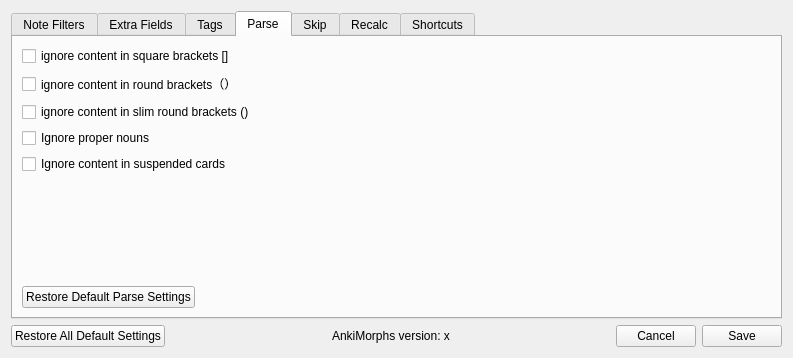
This is ankimorphs/ui/settings_dialog.ui in mortii/anki-morphs as Qt 5 draws it before an edit. The edited form follows.
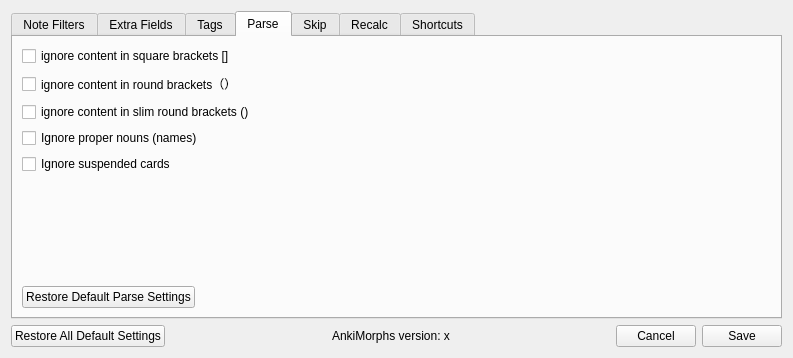
This is the edited form. The open tabs and pages were chosen to show the change.

Diff of the .ui file:
```diff
--- a/ankimorphs/ui/settings_dialog.ui
+++ b/ankimorphs/ui/settings_dialog.ui
@@ -269,14 +269,14 @@
            <item>
             <widget class="QCheckBox" name="parse_ignore_proper_nouns_input">
              <property name="text">
-              <string>Ignore proper nouns</string>
+              <string>Ignore proper nouns (names)</string>
              </property>
             </widget>
            </item>
            <item>
             <widget class="QCheckBox" name="parse_ignore_suspended_cards_content_input">
              <property name="text">
-              <string>Ignore content in suspended cards</string>
+              <string>Ignore suspended cards</string>
              </property>
             </widget>
            </item>
```
